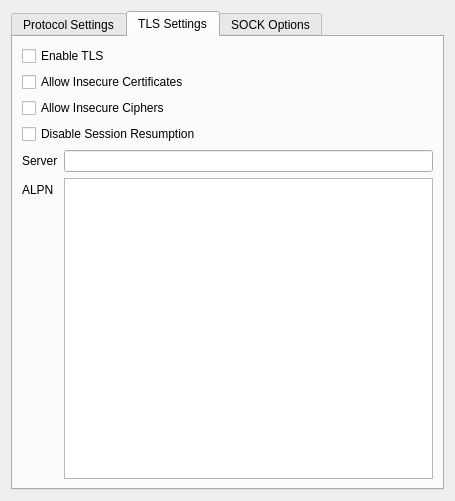
First picture: the form in src/ui/widgets/widgets/StreamSettingsWidget.ui, repository Qv2ray/Qv2ray, before the edit.
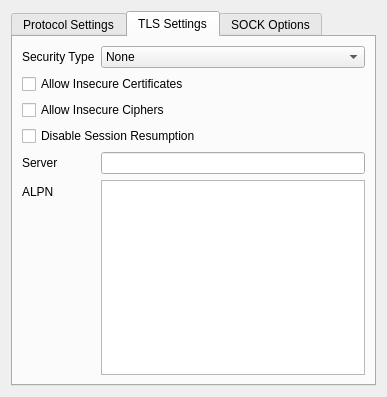
Second picture: the form after the edit. The open tabs and pages were chosen to show the change.

Commit message: add: added XTLS support

```diff
--- a/src/ui/widgets/widgets/StreamSettingsWidget.ui
+++ b/src/ui/widgets/widgets/StreamSettingsWidget.ui
@@ -6,8 +6,8 @@
    <rect>
     <x>0</x>
     <y>0</y>
-    <width>455</width>
-    <height>501</height>
+    <width>387</width>
+    <height>397</height>
    </rect>
   </property>
   <property name="windowTitle">
@@ -625,13 +625,32 @@
        <string>TLS Settings</string>
       </attribute>
       <layout class="QFormLayout" name="formLayout">
-       <item row="0" column="0" colspan="2">
-        <widget class="QCheckBox" name="tlsCB">
+       <item row="0" column="0">
+        <widget class="QLabel" name="label_21">
          <property name="text">
-          <string>Enable TLS</string>
+          <string>Security Type</string>
          </property>
         </widget>
        </item>
+       <item row="0" column="1">
+        <widget class="QComboBox" name="securityTypeCB">
+         <item>
+          <property name="text">
+           <string>None</string>
+          </property>
+         </item>
+         <item>
+          <property name="text">
+           <string>TLS</string>
+          </property>
+         </item>
+         <item>
+          <property name="text">
+           <string>XTLS</string>
+          </property>
+         </item>
+        </widget>
+       </item>
        <item row="1" column="0" colspan="2">
         <widget class="QCheckBox" name="allowInsecureCB">
          <property name="text">
```
Left out of the diff: 21 changed lines with no effect on the pictures. The commit also changes 2 other files.
